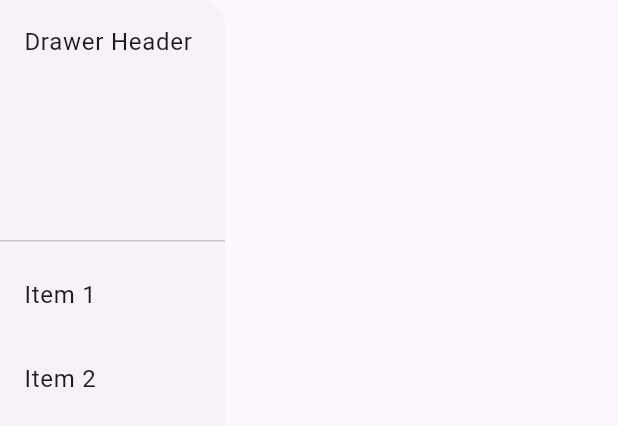
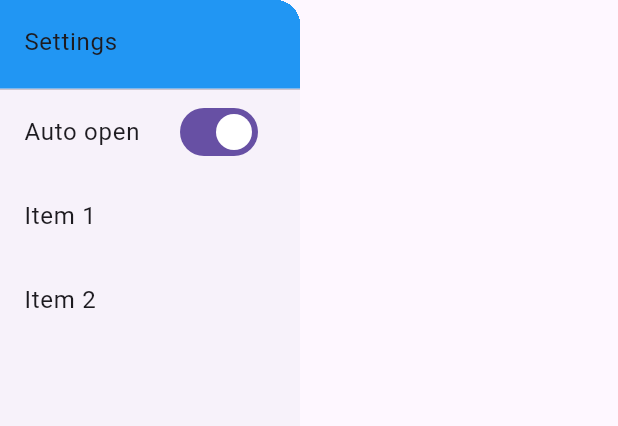
Before and after one commit to swallowarc/porker2, a Flutter app: the _Drawer widget shown alone on an empty page, opened directly, on a phone screen of 412 x 824 dp. Shown: the top 426 px of the screen. Run offline on Flutter 3.47's test engine with Material 3 defaults, Android fonts, the light colour scheme and no system bars; our stand-ins replace flutter_hooks, freezed_annotation, go_router, hooks_riverpod, logger, shared_preferences and 1 more; missing offline and left inert: grpc, protobuf; accounts and stored records are empty; Roboto replaces fonts that are missing (YuseiMagic); statements that could not run were skipped.

Commit message:
Minor UI modifications

```diff
--- a/frontend/lib/domain/entity/user.dart
+++ b/frontend/lib/domain/entity/user.dart
@@ -4,7 +4,7 @@ final userNameCharRegExp = RegExp(r"[a-zA-Z0-9_-]");
 final userNameFormatRegExp = RegExp(r"^[a-zA-Z0-9_-]{1,10}$");
 
 const nameFormatError = FormatException(
-  "user name format exception",
+  "invalid username format",
 );
 
 final alreadyLoginError = UnexpectedError(
@@ -12,7 +12,7 @@ final alreadyLoginError = UnexpectedError(
 );
 
 final alreadyUsedNameError = ExpectedError(
-  "user name that is already in use has been specified",
+  "the name is already in use by another user",
 );
 
 class UserEntity {
--- a/frontend/lib/presentation/page/poker_page.dart
+++ b/frontend/lib/presentation/page/poker_page.dart
@@ -61,12 +61,27 @@ class _Drawer extends StatelessWidget {
   @override
   Widget build(BuildContext context) {
     return Drawer(
-      width: 150,
+      width: 200,
       child: ListView(
         padding: EdgeInsets.zero,
         children: [
-          const DrawerHeader(
-            child: Text('Drawer Header'),
+          Container(
+            height: 60, // ヘッダーの高さを指定
+            child: const DrawerHeader(
+              decoration: BoxDecoration(
+                color: Colors.blue,
+              ),
+              margin: EdgeInsets.zero,
+              padding: EdgeInsets.all(16),
+              child: Text('Settings'),
+            ),
+          ),
+          SwitchListTile(
+            title: Text('Auto open'),
+            value: true, // 初期値を設定
+            onChanged: (bool value) {
+              // スイッチの状態が変更されたときに呼ばれる
+            },
           ),
           ListTile(
             title: Text('Item 1'),
```
Also changed, not shown: frontend/lib/presentation/widget/dialog.dart (+9 -3 lines).
